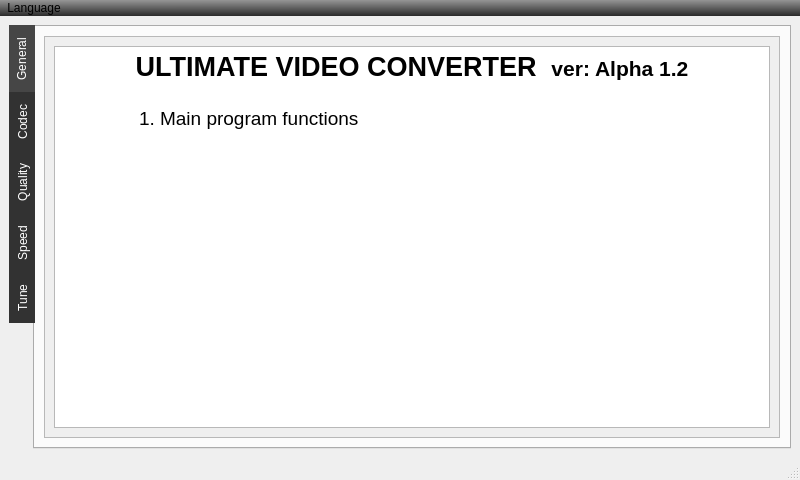
First picture: the form in design/Help.ui, repository turbo3000r/VideoConverter, before the edit.
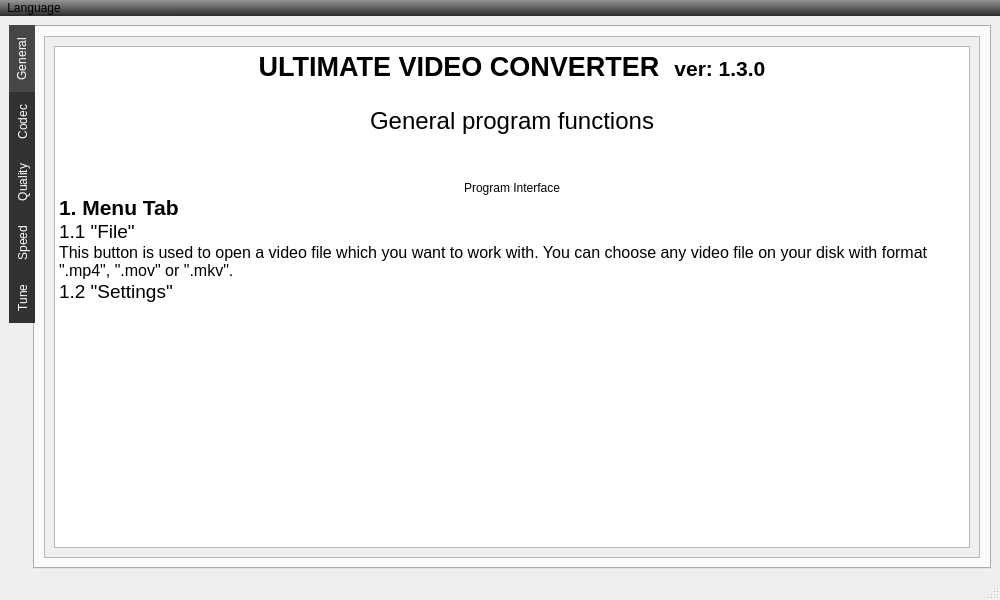
Second picture: the form after the edit. Icons and pictures are not drawn.

The edit to the form file:
```diff
--- a/design/Help.ui
+++ b/design/Help.ui
@@ -6,8 +6,8 @@
    <rect>
     <x>0</x>
     <y>0</y>
-    <width>800</width>
-    <height>480</height>
+    <width>1000</width>
+    <height>600</height>
    </rect>
   </property>
   <property name="windowTitle">
@@ -85,8 +85,8 @@
             <rect>
              <x>0</x>
              <y>0</y>
-             <width>732</width>
-             <height>398</height>
+             <width>932</width>
+             <height>518</height>
             </rect>
            </property>
            <layout class="QHBoxLayout" name="horizontalLayout_5">
@@ -100,10 +100,20 @@
 li.unchecked::marker { content: &quot;\2610&quot;; }
 li.checked::marker { content: &quot;\2612&quot;; }
 &lt;/style&gt;&lt;/head&gt;&lt;body style=&quot; font-family:'Segoe UI'; font-size:9pt; font-weight:400; font-style:normal;&quot;&gt;
-&lt;p align=&quot;center&quot; style=&quot; margin-top:0px; margin-bottom:0px; margin-left:0px; margin-right:0px; -qt-block-indent:0; text-indent:0px;&quot;&gt;&lt;span style=&quot; font-size:20pt; font-weight:700;&quot;&gt;ULTIMATE VIDEO CONVERTER  &lt;/span&gt;&lt;span style=&quot; font-size:16pt; font-weight:700;&quot;&gt;ver: Alpha 1.2&lt;/span&gt;&lt;/p&gt;
+&lt;p align=&quot;center&quot; style=&quot; margin-top:0px; margin-bottom:0px; margin-left:0px; margin-right:0px; -qt-block-indent:0; text-indent:0px;&quot;&gt;&lt;span style=&quot; font-size:20pt; font-weight:700;&quot;&gt;ULTIMATE VIDEO CONVERTER  &lt;/span&gt;&lt;span style=&quot; font-size:16pt; font-weight:700;&quot;&gt;ver: 1.3.0&lt;/span&gt;&lt;/p&gt;
 &lt;p style=&quot;-qt-paragraph-type:empty; margin-top:0px; margin-bottom:0px; margin-left:0px; margin-right:0px; -qt-block-indent:0; text-indent:0px; font-size:16pt; font-weight:700;&quot;&gt;&lt;br /&gt;&lt;/p&gt;
-&lt;p style=&quot; margin-top:0px; margin-bottom:0px; margin-left:0px; margin-right:0px; -qt-block-indent:0; text-indent:0px;&quot;&gt;&lt;span style=&quot; font-size:14pt;&quot;&gt;	1. Main program functions &lt;/span&gt;&lt;/p&gt;
-&lt;p style=&quot;-qt-paragraph-type:empty; margin-top:0px; margin-bottom:0px; margin-left:0px; margin-right:0px; -qt-block-indent:0; text-indent:0px; font-size:14pt;&quot;&gt;&lt;br /&gt;&lt;/p&gt;&lt;/body&gt;&lt;/html&gt;</string>
+&lt;p align=&quot;center&quot; style=&quot; margin-top:0px; margin-bottom:0px; margin-left:0px; margin-right:0px; -qt-block-indent:0; text-indent:0px;&quot;&gt;&lt;span style=&quot; font-size:18pt;&quot;&gt;General program functions&lt;/span&gt;&lt;/p&gt;
+&lt;p style=&quot;-qt-paragraph-type:empty; margin-top:0px; margin-bottom:0px; margin-left:0px; margin-right:0px; -qt-block-indent:0; text-indent:0px; font-size:14pt;&quot;&gt;&lt;br /&gt;&lt;/p&gt;
+&lt;p align=&quot;center&quot; style=&quot; margin-top:0px; margin-bottom:0px; margin-left:0px; margin-right:0px; -qt-block-indent:0; text-indent:0px;&quot;&gt;&lt;span style=&quot; font-size:14pt;&quot;&gt; 	&lt;/span&gt;&lt;img src=&quot;Help/MainWindow_1.png&quot; /&gt;&lt;/p&gt;
+&lt;p align=&quot;center&quot; style=&quot; margin-top:0px; margin-bottom:0px; margin-left:0px; margin-right:0px; -qt-block-indent:0; text-indent:0px;&quot;&gt;Program Interface&lt;/p&gt;
+&lt;p style=&quot; margin-top:0px; margin-bottom:0px; margin-left:0px; margin-right:0px; -qt-block-indent:0; text-indent:0px;&quot;&gt;&lt;span style=&quot; font-size:16pt; font-weight:700;&quot;&gt;1. Menu Tab&lt;/span&gt;&lt;/p&gt;
+&lt;p style=&quot; margin-top:0px; margin-bottom:0px; margin-left:0px; margin-right:0px; -qt-block-indent:0; text-indent:0px;&quot;&gt;&lt;span style=&quot; font-size:14pt;&quot;&gt;1.1 &amp;quot;File&amp;quot;&lt;/span&gt;&lt;/p&gt;
+&lt;p style=&quot; margin-top:0px; margin-bottom:0px; margin-left:0px; margin-right:0px; -qt-block-indent:0; text-indent:0px;&quot;&gt;&lt;span style=&quot; font-size:12pt;&quot;&gt;This button is used to open a video file which you want to work with. You can choose any video file on your disk with format &amp;quot;.mp4&amp;quot;, &amp;quot;.mov&amp;quot; or &amp;quot;.mkv&amp;quot;.&lt;/span&gt;&lt;/p&gt;
+&lt;p style=&quot; margin-top:0px; margin-bottom:0px; margin-left:0px; margin-right:0px; -qt-block-indent:0; text-indent:0px;&quot;&gt;&lt;span style=&quot; font-size:14pt;&quot;&gt;1.2 &amp;quot;Settings&amp;quot;&lt;/span&gt;&lt;/p&gt;
+&lt;p align=&quot;center&quot; style=&quot; margin-top:0px; margin-bottom:0px; margin-left:0px; margin-right:0px; -qt-block-indent:0; text-indent:0px;&quot;&gt;&lt;span style=&quot; font-size:14pt;&quot;&gt; 	&lt;/span&gt;&lt;img src=&quot;Help/Settings_1.png&quot; /&gt;&lt;/p&gt;
+&lt;p style=&quot;-qt-paragraph-type:empty; margin-top:0px; margin-bottom:0px; margin-left:0px; margin-right:0px; -qt-block-indent:0; text-indent:0px; font-size:14pt;&quot;&gt;&lt;br /&gt;&lt;/p&gt;
+&lt;p style=&quot;-qt-paragraph-type:empty; margin-top:0px; margin-bottom:0px; margin-left:0px; margin-right:0px; -qt-block-indent:0; text-indent:0px; font-size:14pt;&quot;&gt;&lt;br /&gt;&lt;/p&gt;
+&lt;p style=&quot;-qt-paragraph-type:empty; margin-top:0px; margin-bottom:0px; margin-left:0px; margin-right:0px; -qt-block-indent:0; text-indent:0px;&quot;&gt;&lt;br /&gt;&lt;/p&gt;&lt;/body&gt;&lt;/html&gt;</string>
               </property>
              </widget>
             </item>
@@ -370,7 +380,7 @@
     <rect>
      <x>0</x>
      <y>0</y>
-     <width>800</width>
+     <width>1000</width>
      <height>18</height>
     </rect>
    </property>
```
Left out of the diff: 16 changed lines with no effect on the pictures.
